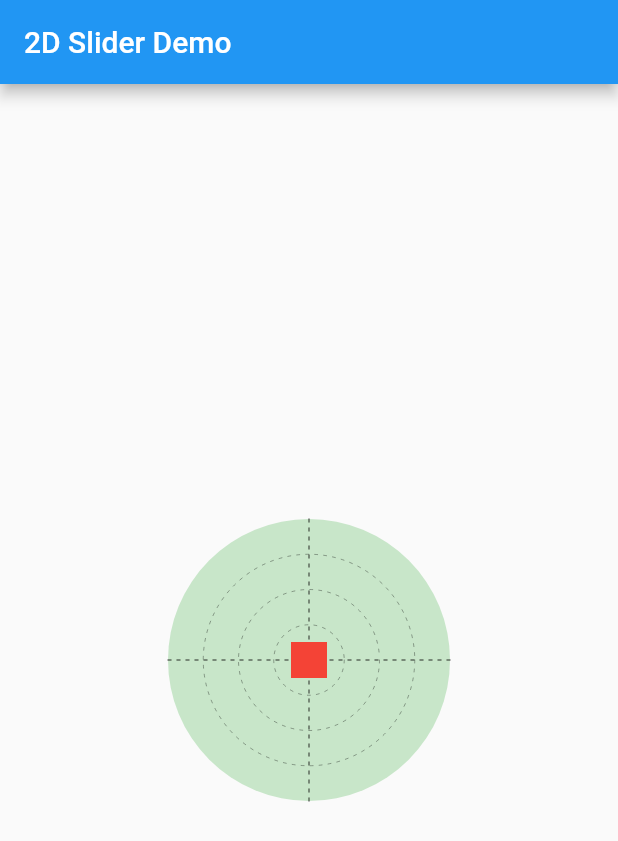
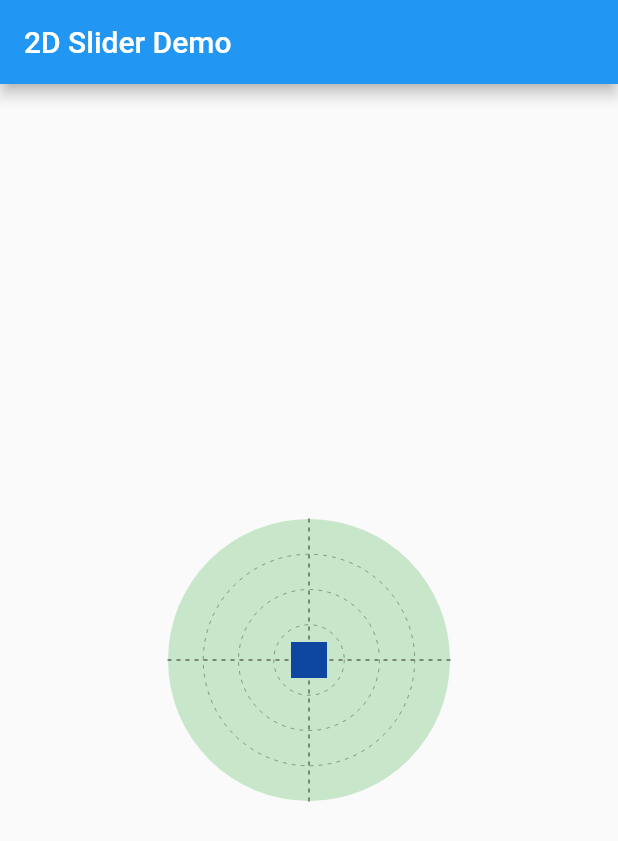
Before and after one commit to fcodelabs/slider_2d, a Flutter app: the screen it shows after launch, on a phone screen of 412 x 824 dp. Shown: the top 841 px of the screen. Run offline on Flutter 3.47's test engine with Material 2 defaults, Android fonts, the phone set to English and light mode, and no system bars.

Commit message:
connect pointer to slider

```diff
--- a/lib/slider2d.dart
+++ b/lib/slider2d.dart
@@ -1,6 +1,5 @@
 library slider2d;
 
-export 'src/default_pointer.dart';
 export 'src/grid.dart';
 export 'src/grid_theme.dart';
 export 'src/pointer.dart';
--- a/lib/src/pointer.dart
+++ b/lib/src/pointer.dart
@@ -12,57 +12,24 @@ class Pointer extends StatelessWidget {
   /// True if this [Pointer] is moving. False otherwise.
   final bool isMoving;
 
-  /// Height of this [Pointer].
-  /// [Slider2D] is assuming the height of this [Pointer] to be equal to
-  /// this value. Default [buildPointer] method will make sure that this
-  /// pointer's actual height is equal to the given [height].
-  final double height;
-
-  /// Width of this [Pointer].
-  /// [Slider2D] is assuming the width of this [Pointer] to be equal to
-  /// this value. Default [buildPointer] method will make sure that this
-  /// pointer's actual width is equal to the given [width].
-  final double width;
-
-  /// If [isMoving] is false, this [Widget] will be shown in the grid.
-  final WidgetBuilder restPointerBuilder;
-
-  /// If [isMoving] is true, this [Widget] will be shown in the grid.
-  final WidgetBuilder movingPointerBuilder;
+  /// Height and width of this [Pointer].
+  /// [Slider2D] is assuming the both the height and width of this [Pointer]
+  /// to be equal to this value.
+  final double length;
 
   /// {@macro pointer}
-  Pointer({
+  const Pointer({
     Key key,
-    @required this.height,
-    @required this.width,
-    @required this.restPointerBuilder,
-    @required this.movingPointerBuilder,
+    @required this.length,
     @required this.isMoving,
   }) : super(key: key);
 
   @override
   Widget build(BuildContext context) {
-    return buildPointer(context,
-        isMoving ? movingPointerBuilder(context) : restPointerBuilder(context));
-  }
-
-  /// This will generate the pointer widget of the Grid. This widget will
-  /// receive a child either from [restPointerBuilder] or [movingPointerBuilder]
-  /// and this method will wrap that [Widget] with some other [Widget]
-  ///
-  /// The default functionality of this method is to wrap the given [child]
-  /// with a [FittedBox] to fit its size to the given [height] and [width].
-  /// But you can override this functionality.
-  ///
-  /// Please note that the [Slider2D] will take the pointer size from [height]
-  /// and [width] variables. Not from the actual size of this [Widget].
-  Widget buildPointer(BuildContext context, Widget child) {
-    return SizedBox(
-      height: height,
-      width: width,
-      child: FittedBox(
-        child: child,
-      ),
+    return Container(
+      height: length,
+      width: length,
+      color: isMoving ? Colors.blueAccent : Colors.blue[900],
     );
   }
 }
--- a/lib/src/slider_2d.dart
+++ b/lib/src/slider_2d.dart
@@ -4,17 +4,37 @@ import 'package:flutter/material.dart';
 
 import 'grid.dart';
 import 'grid_theme.dart';
+import 'pointer.dart';
 
+/// This will generate a [Widget] that will be used as the pointer of this
+/// slider given the [BuildContext], whether the pointer is moving or not
+/// and pointer's size.
+///
+/// [Pointer] is used as default pointer.
+typedef PointerBuilder = Widget Function(
+  BuildContext context,
+  double length,
+  bool isMoving,
+);
+
+/// {@template slider_2d}
+/// {@endtemplate}
 class Slider2D extends StatelessWidget {
   final GridTheme gridTheme;
   final double length;
+  final double pointerLength;
+  final PointerBuilder pointerBuilder;
   final ValueNotifier<Offset> _position;
+  final _dragging = ValueNotifier(false);
   final Offset _center;
 
+  /// {@macro slider_2d}
   Slider2D({
     Key key,
     @required this.gridTheme,
+    this.pointerBuilder,
     this.length,
+    this.pointerLength,
   })  : _position = ValueNotifier<Offset>(Offset(length / 2, length / 2)),
         _center = Offset(length / 2, length / 2),
         super(key: key);
@@ -23,6 +43,8 @@ class Slider2D extends StatelessWidget {
   Widget build(BuildContext context) {
     final size = MediaQuery.of(context).size;
     final length = this.length ?? min(size.height, size.width);
+    final pointerLength = this.pointerLength ?? 24;
+    final dl = pointerLength / 2;
 
     return Center(
       child: SizedBox(
@@ -34,8 +56,8 @@ class Slider2D extends StatelessWidget {
             Positioned.fill(
               child: Center(
                 child: SizedBox(
-                  height: length - 12,
-                  width: length - 12,
+                  height: length - dl,
+                  width: length - dl,
                   child: CustomPaint(
                     painter: Grid(theme: gridTheme),
                   ),
@@ -44,21 +66,24 @@ class Slider2D extends StatelessWidget {
             ),
             ValueListenableBuilder(
               valueListenable: _position,
-                child: Container(
-                  height: 24,
-                  width: 24,
-                  color: Colors.red,
+              child: ValueListenableBuilder(
+                valueListenable: _dragging,
+                builder: (context, value, child) =>
+                    pointerBuilder?.call(context, pointerLength, value) ??
+                    Pointer(length: pointerLength, isMoving: value),
               ),
               builder: (context, value, child) {
                 return Positioned(
-                    left: value.dx - 12,
-                    top: value.dy - 12,
+                  left: value.dx - dl,
+                  top: value.dy - dl,
                   child: child,
                 );
-                }),
+              },
+            ),
             GestureDetector(
-              onPanStart: (details) => _update(details.localPosition),
+              onPanStart: (details) => _update(details.localPosition, true),
               onPanUpdate: (details) => _update(details.localPosition),
+              onPanEnd: (details) => _update(_position.value, false),
             ),
           ],
         ),
@@ -66,7 +91,10 @@ class Slider2D extends StatelessWidget {
     );
   }
 
-  void _update(Offset value) {
+  void _update(Offset value, [bool isMoving]) {
+    if (isMoving != null) {
+      _dragging.value = isMoving;
+    }
     if ((_center - value).distance.abs() > length / 2) {
       return;
     }
```
Lines whose indentation alone changed are shown as unchanged.
